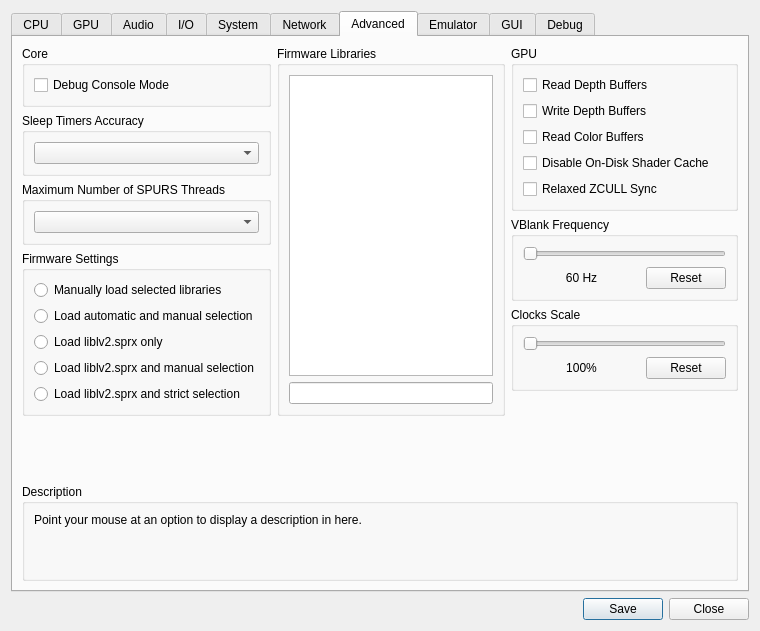
Above: rpcs3/rpcs3qt/settings_dialog.ui from RPCS3/rpcs3 before the change. Below: the same form after it.
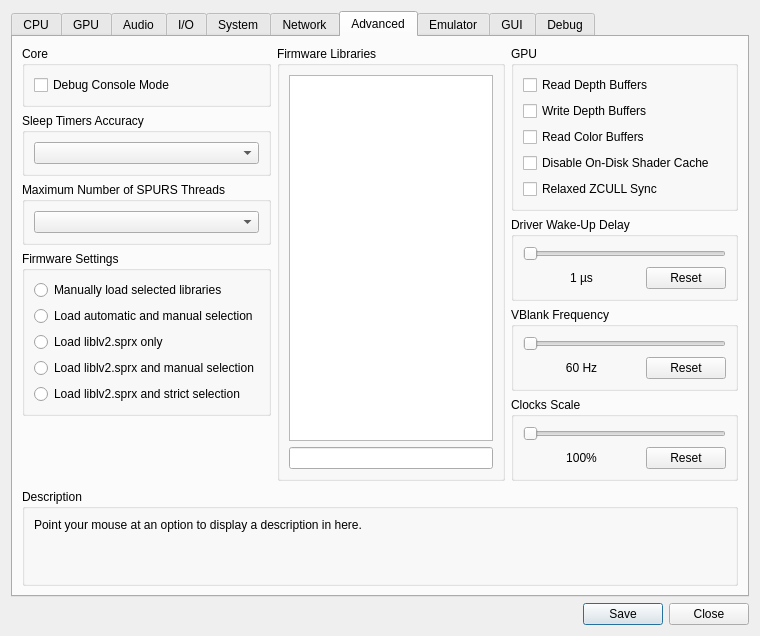
That is the form after the change. Icons and pictures are not drawn.

Commit message: Add wake-up delay to settings

```diff
--- a/rpcs3/rpcs3qt/settings_dialog.ui
+++ b/rpcs3/rpcs3qt/settings_dialog.ui
@@ -1759,6 +1759,49 @@
              </layout>
             </widget>
            </item>
+           <item>
+            <widget class="QGroupBox" name="gb_wakeupDelay">
+             <property name="sizePolicy">
+              <sizepolicy hsizetype="Preferred" vsizetype="Minimum">
+               <horstretch>0</horstretch>
+               <verstretch>0</verstretch>
+              </sizepolicy>
+             </property>
+             <property name="title">
+              <string>Driver Wake-Up Delay</string>
+             </property>
+             <layout class="QVBoxLayout" name="verticalLayout_92">
+              <item>
+               <widget class="QSlider" name="wakeupDelay">
+                <property name="orientation">
+                 <enum>Qt::Horizontal</enum>
+                </property>
+               </widget>
+              </item>
+              <item>
+               <layout class="QHBoxLayout" name="horizontalLayout_31" stretch="1,0">
+                <item>
+                 <widget class="QLabel" name="wakeupText">
+                  <property name="text">
+                   <string>1 µs</string>
+                  </property>
+                  <property name="alignment">
+                   <set>Qt::AlignCenter</set>
+                  </property>
+                 </widget>
+                </item>
+                <item>
+                 <widget class="QPushButton" name="wakeupReset">
+                  <property name="text">
+                   <string>Reset</string>
+                  </property>
+                 </widget>
+                </item>
+               </layout>
+              </item>
+             </layout>
+            </widget>
+           </item>
            <item>
             <widget class="QGroupBox" name="gb_vblank">
              <property name="sizePolicy">
```
The commit also changes 2 other files.
